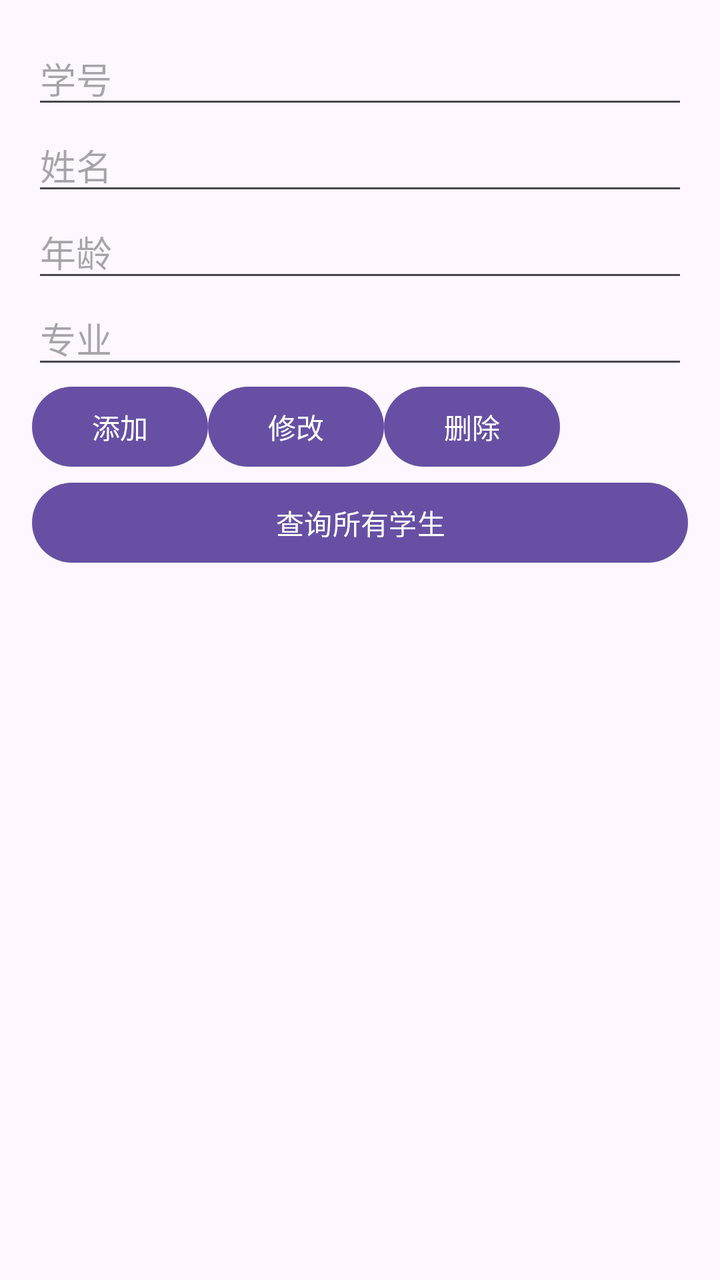
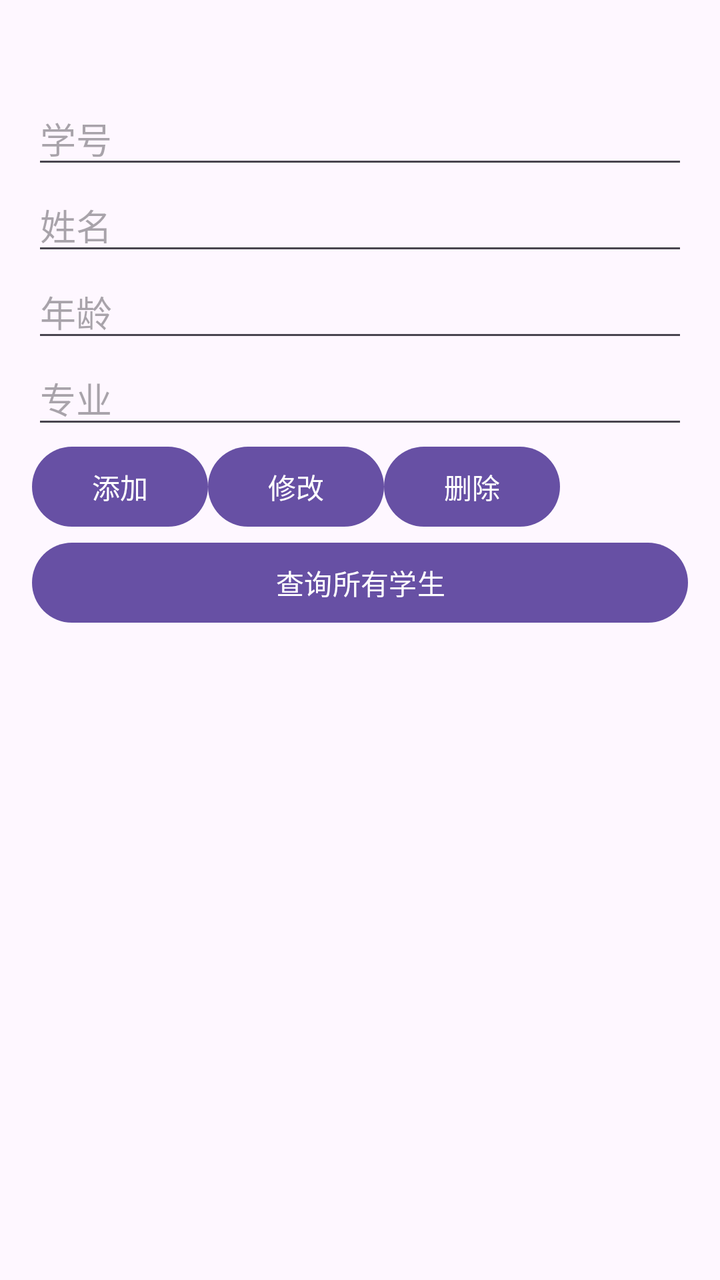

The first picture is an Android layout as it rendered before a commit; the second is the same layout after the commit. The layout source and the unified diff follow.
<!-- AndroidManifest.xml: application theme Theme.AndroidPractice13_1 -->
<!-- res/layout/activity_main.xml -->
<?xml version="1.0" encoding="utf-8"?>
<LinearLayout xmlns:android="http://schemas.android.com/apk/res/android"
    android:layout_width="match_parent"
    android:layout_height="match_parent"
    android:orientation="vertical"
    android:padding="16dp">

    <EditText
        android:id="@+id/et_stuid"
        android:layout_width="match_parent"
        android:layout_height="wrap_content"
        android:hint="学号"/>

    <EditText
        android:id="@+id/et_name"
        android:layout_width="match_parent"
        android:layout_height="wrap_content"
        android:hint="姓名"/>

    <EditText
        android:id="@+id/et_age"
        android:layout_width="match_parent"
        android:layout_height="wrap_content"
        android:hint="年龄"
        android:inputType="number"/>

    <EditText
        android:id="@+id/et_major"
        android:layout_width="match_parent"
        android:layout_height="wrap_content"
        android:hint="专业"/>

    <LinearLayout
        android:layout_width="match_parent"
        android:layout_height="wrap_content"
        android:orientation="horizontal">

        <Button
            android:id="@+id/btn_add"
            android:layout_width="wrap_content"
            android:layout_height="wrap_content"
            android:text="添加"/>

        <Button
            android:id="@+id/btn_update"
            android:layout_width="wrap_content"
            android:layout_height="wrap_content"
            android:text="修改"/>

        <Button
            android:id="@+id/btn_delete"
            android:layout_width="wrap_content"
            android:layout_height="wrap_content"
            android:text="删除"/>
    </LinearLayout>

    <Button
        android:id="@+id/btn_query_all"
        android:layout_width="match_parent"
        android:layout_height="wrap_content"
        android:text="查询所有学生"/>

    <ScrollView
        android:layout_width="match_parent"
        android:layout_height="wrap_content">
        <TextView
            android:id="@+id/tv_result"
            android:layout_width="match_parent"
            android:layout_height="wrap_content"
            android:textSize="16sp"/>
    </ScrollView>

</LinearLayout>
<!-- resources referenced by this layout -->
<resources>
  <style name="Theme.AndroidPractice13_1" parent="Base.Theme.AndroidPractice13_1" />
  <style name="Base.Theme.AndroidPractice13_1" parent="Theme.Material3.DayNight.NoActionBar">
          
          
      </style>
</resources>

<!-- the commit's change to res/layout/activity_main.xml (unified diff, before → after) -->
@@ -9,7 +9,8 @@
         android:id="@+id/et_stuid"
         android:layout_width="match_parent"
         android:layout_height="wrap_content"
-        android:hint="学号"/>
+        android:hint="学号"
+        android:layout_marginTop="30dp"/>
 
     <EditText
         android:id="@+id/et_name"
